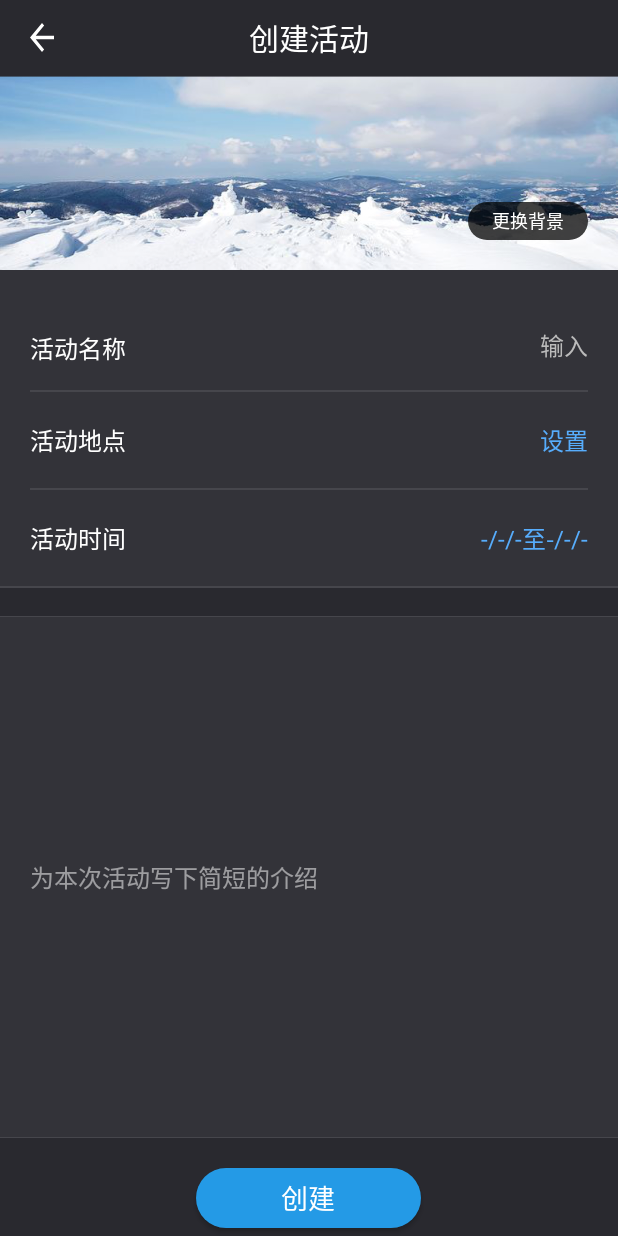
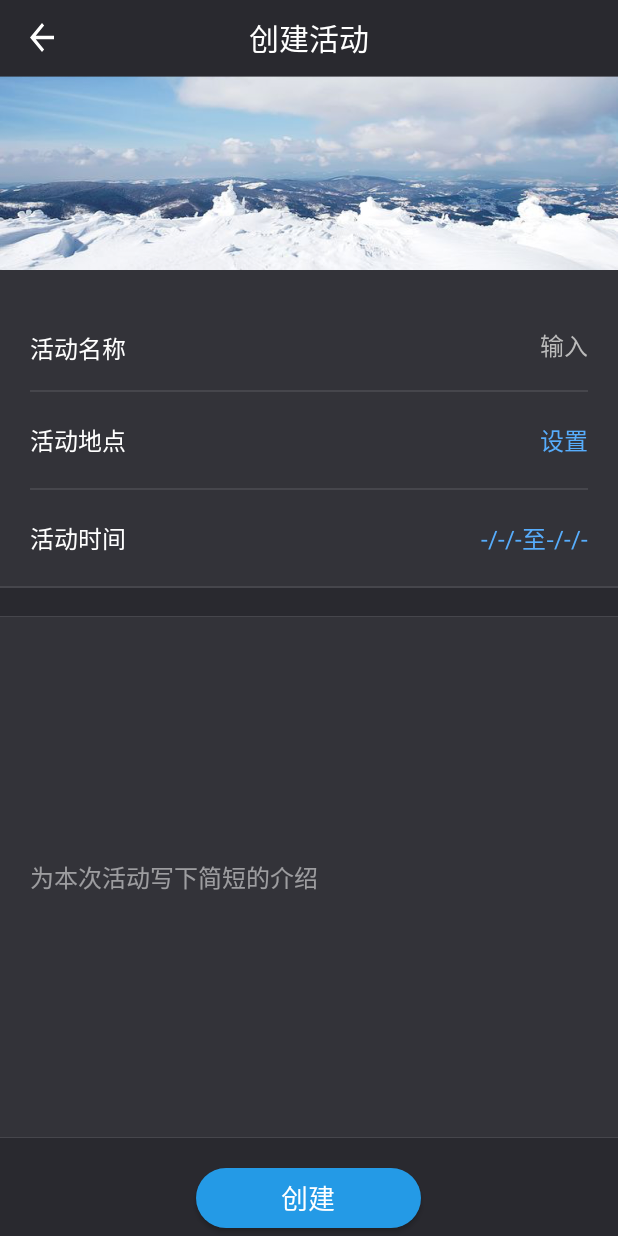
Before and after one commit to 517520/Sports, an Android app: the ExerciseCreateActivity screen opened directly, with no data from a screen before it, on a phone screen of 412 x 824 dp. Run offline under Robolectric (Android 15) with nearby library versions, the phone set to English and light mode, and no system bars; our stand-ins replace CircleImageView; libraries missing offline, so code that uses them is left out: com.leavjenn.smoothdaterangepicker, com.zhy.http.

Commit message:
cycle change

```diff
--- a/app/src/main/java/com/example/user/sports/view/contacts/activity/ChatActivity.java
+++ b/app/src/main/java/com/example/user/sports/view/contacts/activity/ChatActivity.java
@@ -96,7 +96,7 @@ public class ChatActivity extends BaseActivity {
 
         LinearLayoutManager layoutManager = new LinearLayoutManager(this);
         mChatRv.setLayoutManager(layoutManager);
-        chatAdapter = new ChatAdapter(chatList);
+        chatAdapter = new ChatAdapter(this, chatList);
         mChatRv.setAdapter(chatAdapter);
         mChatRv.scrollToPosition(chatList.size() - 1);
     }
--- a/app/src/main/java/com/example/user/sports/view/cycle/activity/CycleFragment.java
+++ b/app/src/main/java/com/example/user/sports/view/cycle/activity/CycleFragment.java
@@ -73,8 +73,6 @@ public class CycleFragment extends Fragment {
         viewPager.setAdapter(adapter);
         SmartTabLayout smartTabLayout = (SmartTabLayout)view.findViewById(R.id.viewpagertab_cycle);
         smartTabLayout.setViewPager(viewPager);
-
-
     }
 
 }
--- a/app/src/main/java/com/example/user/sports/view/cycle/activity/ExerciseCreateActivity.java
+++ b/app/src/main/java/com/example/user/sports/view/cycle/activity/ExerciseCreateActivity.java
@@ -1,5 +1,6 @@
 package com.example.user.sports.view.cycle.activity;
 
+import android.content.Intent;
 import android.os.Handler;
 import android.os.Message;
 import android.support.v7.app.AppCompatActivity;
@@ -10,10 +11,13 @@ import android.widget.RelativeLayout;
 import android.widget.TextView;
 import android.widget.Toast;
 
+import com.example.user.sports.BaseActivity;
 import com.example.user.sports.R;
 import com.example.user.sports.model.jsonModel.Json_3_createActivity;
 import com.example.user.sports.ui.AppHeadView;
 import com.example.user.sports.utils.UrlUtils;
+import com.example.user.sports.view.contacts.activity.CreateActivity;
+import com.example.user.sports.view.contacts.activity.LocationActivity;
 import com.google.gson.Gson;
 import com.leavjenn.smoothdaterangepicker.date.SmoothDateRangePickerFragment;
 import com.zhy.http.okhttp.OkHttpUtils;
@@ -25,21 +29,24 @@ import okhttp3.Call;
 import okhttp3.MediaType;
 import okhttp3.Response;
 
-public class ExerciseCreateActivity extends AppCompatActivity {
+public class ExerciseCreateActivity extends BaseActivity {
     private AppHeadView headView;
     private RelativeLayout mRelativeLayoutExerciseDate;
     private TextView mTextViewExerciseDate;
     private Button mButtonCreate;
+    private TextView mSettingTv;
 
     @Override
     protected void onCreate(Bundle savedInstanceState) {
         super.onCreate(savedInstanceState);
         setContentView(R.layout.activity_exercise_create);
+        setallowFullScreen(true);
         initHeadView();
         initView();
     }
 
     private void initView() {
+        mSettingTv = (TextView) findViewById(R.id.exercise_address_cycle_tv);
         mTextViewExerciseDate = (TextView)findViewById(R.id.exercise_time_cycle_tv);
         mRelativeLayoutExerciseDate = (RelativeLayout)findViewById(R.id.exercise_time_cycle_relativelayout);
         mRelativeLayoutExerciseDate.setOnClickListener(new View.OnClickListener() {
@@ -63,10 +70,31 @@ public class ExerciseCreateActivity extends AppCompatActivity {
         mButtonCreate.setOnClickListener(new View.OnClickListener() {
             @Override
             public void onClick(View v) {
-                upload();
+//                upload();
+
+                Toast.makeText(ExerciseCreateActivity.this, "创建成功！", Toast.LENGTH_LONG).show();
+                finish();
+            }
+        });
+        mSettingTv.setOnClickListener(new View.OnClickListener() {
+            @Override
+            public void onClick(View v) {
+                Intent intent = new Intent(ExerciseCreateActivity.this, LocationActivity.class);
+                startActivityForResult(intent,1);
             }
         });
     }
+
+    @Override
+    protected void onActivityResult(int requestCode, int resultCode, Intent data) {
+        switch (requestCode){
+            case 1:
+                mSettingTv.setText(data.getStringExtra("location"));
+                break;
+        }
+        super.onActivityResult(requestCode, resultCode, data);
+    }
+
 
     //上传数据
     private void upload() {
--- a/app/src/main/java/com/example/user/sports/view/mine/activity/MineFragment.java
+++ b/app/src/main/java/com/example/user/sports/view/mine/activity/MineFragment.java
@@ -134,6 +134,8 @@ public class MineFragment extends Fragment implements View.OnClickListener, Uplo
                 break;
             case R.id.check_in_mine_Btn:
                 mCheckInView.setCheckInDayNumber(1);
+                mButtonCheckInView.setBackgroundColor(getResources().getColor(R.color.gray));
+                mButtonCheckInView.setText("已签到");
                 break;
             default:
                 break;
@@ -149,6 +151,7 @@ public class MineFragment extends Fragment implements View.OnClickListener, Uplo
         JSONObject jsonObject = new JSONObject(result);
         String url = jsonObject.getString("icon");
         String path = UrlUtils.HOST + url;
+        app.getSp().setIcon(path);
         Glide.with(this).load(path).into(mHeadViewCiv);
 
         mNickName.setText(jsonObject.getString("nickname"));
--- a/app/src/main/res/layout/activity_details.xml
+++ b/app/src/main/res/layout/activity_details.xml
@@ -5,6 +5,8 @@
     xmlns:android="http://schemas.android.com/apk/res/android"
     xmlns:app="http://schemas.android.com/apk/res-auto"
     xmlns:tools="http://schemas.android.com/tools"
+    android:fitsSystemWindows="true"
+    android:clipToPadding="true"
     android:layout_width="match_parent"
     android:layout_height="match_parent">
 
@@ -22,7 +24,7 @@
         android:padding="16dp"
         android:layout_below="@id/header_cycle_details"
         android:layout_width="match_parent"
-        android:layout_height="@dimen/space_80">
+        android:layout_height="@dimen/space_100">
         <TextView
             android:text="每日晨跑打卡"
             android:textColor="@color/white"
--- a/app/src/main/res/layout/activity_exercise_create.xml
+++ b/app/src/main/res/layout/activity_exercise_create.xml
@@ -37,18 +37,6 @@
             android:layout_width="match_parent"
             android:layout_height="130dp"
             android:background="@drawable/bg_create_team"/>
-        <TextView
-            android:background="@drawable/replace_background"
-            android:layout_marginBottom="@dimen/space_40"
-            android:layout_marginRight="@dimen/space_20"
-            android:layout_alignParentBottom="true"
-            android:layout_alignParentRight="true"
-            android:gravity="center"
-            android:text="更换背景"
-            android:textSize="@dimen/text_size_12"
-            android:textColor="@color/white"
-            android:layout_width="80dp"
-            android:layout_height="25dp"/>
     </RelativeLayout>
 
     <LinearLayout
```
Also changed, not shown: app/src/main/java/com/example/user/sports/view/athletics/activity/CountActivity.java (+6 -6 lines), app/src/main/java/com/example/user/sports/view/contacts/adapter/ChatAdapter.java (+11 -2 lines), app/src/main/java/com/example/user/sports/view/cycle/activity/ExerciseDetailsActivity.java (+3 -4 lines).
